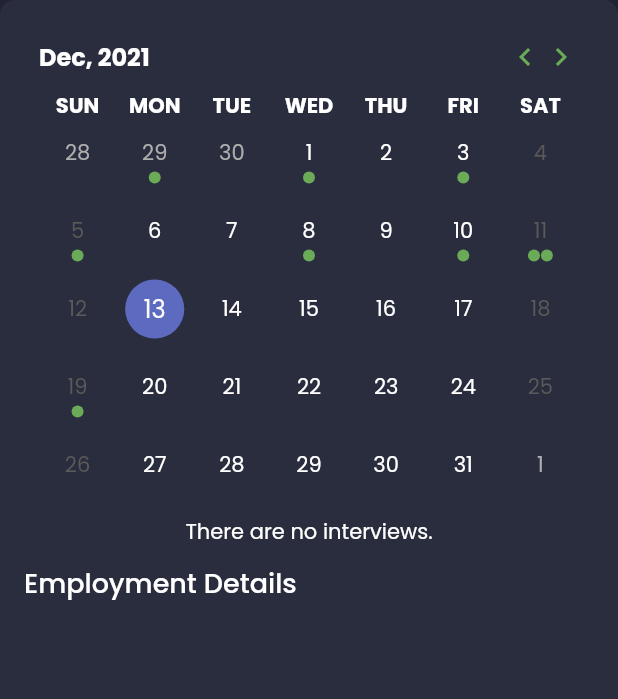
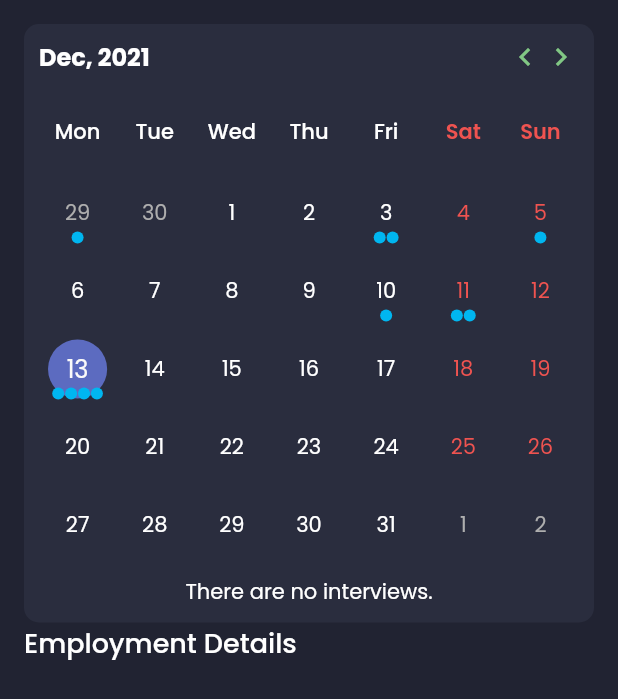
Before and after one commit to ANDROMAQUE10/LifeCoin, a Flutter app: the CalendarScreen screen opened by its route, on a phone screen of 412 x 824 dp. Shown: the top 699 px of the screen. Run offline on Flutter 3.47's test engine with Material 2 defaults, Android fonts, the phone set to English and light mode, and no system bars; drawn by our look-alikes of table_calendar; our stand-ins replace data_table_2, firebase_auth, firebase_core, fl_chart, flutter_svg, google_fonts; accounts and stored records are empty; network calls fail.

Commit message:
calendar customization

```diff
--- a/finance_app/lib/finance_app_theme.dart
+++ b/finance_app/lib/finance_app_theme.dart
@@ -9,7 +9,9 @@ class FinanceAppTheme {
   static const Color tabBar = Color(0xFF212332);
   static const Color background = Color(0xFF212332);
   static const Color nearlyDarkBlue = Color(0xFF2633C5);
-  static const Color greenColor = Color(0xFF6bab58);
+  static const Color greenColor = Color(0xFF81C784);
+  static const Color redColor400 = Color(0xFFef5350);
+  static const Color blueColor = Color(0xFF2633C5);
 
   static const Color wrapperbackground = Color(0xFFEDEEF2);
   static const Color wrapperBg = Color(0xFF212121);
--- a/finance_app/lib/screens/Calendar/calendar_screen.dart
+++ b/finance_app/lib/screens/Calendar/calendar_screen.dart
@@ -20,7 +20,7 @@ class _CalendarScreenState extends State<CalendarScreen> {
         body: Container(
           padding: const EdgeInsets.all(defaultPadding),
           decoration: const BoxDecoration(
-            color: FinanceAppTheme.secondaryColor,
+            color: FinanceAppTheme.background,
             borderRadius: BorderRadius.all(Radius.circular(10)),
           ),
           child: Column(
--- a/finance_app/lib/screens/Calendar/models/calendar_data.dart
+++ b/finance_app/lib/screens/Calendar/models/calendar_data.dart
@@ -24,37 +24,37 @@ class CalendarData {
 final List<CalendarData> calendarData = [
   CalendarData(
     name: 'Deniz Çolak',
-    date: DateTime.now().add(const Duration(days: -16, hours: 5)),
+    date: DateTime.now().add(const Duration(days: 0, hours: 5)),
     position: "Software Architect",
     rating: '₽',
   ),
   CalendarData(
     name: 'John Doe',
-    date: DateTime.now().add(const Duration(days: -5, hours: 8)),
+    date: DateTime.now().add(const Duration(days: 0, hours: 8)),
     position: "Software Engineer",
     rating: '₽',
   ),
   CalendarData(
     name: 'Joy Barker',
-    date: DateTime.now().add(const Duration(days: -10, hours: 3)),
+    date: DateTime.now().add(const Duration(days: 0, hours: 3)),
     position: "Solution Architect",
     rating: '\$',
   ),
   CalendarData(
     name: 'Kate Hartley',
-    date: DateTime.now().add(const Duration(days: 6, hours: 6)),
+    date: DateTime.now().add(const Duration(days: 0, hours: 6)),
     position: "Project Manager",
     rating: '\$',
   ),
   CalendarData(
     name: 'Fletcher Robson',
-    date: DateTime.now().add(const Duration(days: -18, hours: 9)),
+    date: DateTime.now().add(const Duration(days: -10, hours: 9)),
     position: "Line Manager",
     rating: '\$',
   ),
   CalendarData(
     name: 'Aldrich Mason',
-    date: DateTime.now().add(const Duration(days: -12, hours: 2)),
+    date: DateTime.now().add(const Duration(days: -10, hours: 2)),
     position: "UI/UX Designer",
     rating: '\$',
   ),
--- a/finance_app/lib/screens/Calendar/models/calendar_list_widget.dart
+++ b/finance_app/lib/screens/Calendar/models/calendar_list_widget.dart
@@ -37,10 +37,10 @@ class _List extends StatelessWidget {
   @override
   Widget build(BuildContext context) {
     return Column(
-      mainAxisAlignment: MainAxisAlignment.start,
-      crossAxisAlignment: CrossAxisAlignment.start,
+      mainAxisAlignment: MainAxisAlignment.center,
+      crossAxisAlignment: CrossAxisAlignment.center,
       children: [
-        const Text("🔥 Upcoming events"),
+        const Text("Transaction List", style: TextStyle(fontSize: 20)),
         const SizedBox(height: 8),
         Wrapper(
           child: ListCalendarData(calendarData: list),
--- a/finance_app/lib/screens/Calendar/models/calendart_widget.dart
+++ b/finance_app/lib/screens/Calendar/models/calendart_widget.dart
@@ -43,7 +43,9 @@ class _CalendarWidgetState extends State<CalendarWidget> {
   Widget build(BuildContext context) {
     return Container(
       decoration: BoxDecoration(
-          color: FinanceAppTheme.secondaryColor, borderRadius: BorderRadius.circular(10)),
+        color: FinanceAppTheme.secondaryColor,
+        borderRadius: BorderRadius.circular(10)
+      ),
       padding: const EdgeInsets.all(10),
       child: Column(
         children: [
@@ -98,29 +100,38 @@ class _CalendarWidgetState extends State<CalendarWidget> {
               onFormatChanged: (result) {},
               daysOfWeekStyle: DaysOfWeekStyle(
                 dowTextFormatter: (date, locale) {
-                  return DateFormat("EEE").format(date).toUpperCase();
+                  return DateFormat("EEE").format(date);
                 },
-                weekendStyle: const TextStyle(fontWeight: FontWeight.bold),
-                weekdayStyle: const TextStyle(fontWeight: FontWeight.bold),
+                weekendStyle: const TextStyle(
+                  fontWeight: FontWeight.w600,
+                  color: FinanceAppTheme.redColor400
+                ),
+                weekdayStyle: const TextStyle(
+                  fontWeight: FontWeight.w500
+                ),
               ),
+              weekendDays: const [DateTime.sunday, 6],
+              startingDayOfWeek: StartingDayOfWeek.monday,
+              daysOfWeekHeight: defaultPadding * 3.5,
+              calendarFormat: CalendarFormat.month,
               onPageChanged: (day) {
                 _focusedDay = day;
                 setState(() {});
               },
               calendarStyle: const CalendarStyle(
                 todayDecoration: BoxDecoration(
-                  color: FinanceAppTheme.greenColor,
+                  color: FinanceAppTheme.emailPasswordButton,
                   shape: BoxShape.circle,
                 ),
                 markerDecoration: BoxDecoration(
-                  color: FinanceAppTheme.greenColor,
+                  color: FinanceAppTheme.nearlyBlue,
                   shape: BoxShape.circle,
                 ),
+                weekendTextStyle: TextStyle(color: FinanceAppTheme.redColor400),
+
               ),
               eventLoader: _eventLoader),
-          const SizedBox(
-            height: 8,
-          ),
+          const SizedBox(height: defaultPadding / 2),
           CalendartList(datas: _selectedDate),
         ],
       ),
--- a/finance_app/lib/screens/Calendar/models/wrapper.dart
+++ b/finance_app/lib/screens/Calendar/models/wrapper.dart
@@ -5,7 +5,11 @@ class Wrapper extends StatelessWidget {
   final Widget? title;
   final Widget child;
 
-  const Wrapper({Key? key, this.title, required this.child}) : super(key: key);
+  const Wrapper({
+    Key? key,
+    this.title,
+    required this.child
+    }) : super(key: key);
 
   @override
   Widget build(BuildContext context) {
```
Also changed, not shown: finance_app/lib/screens/Calendar/models/calendar_item.dart (+11 -9 lines).
